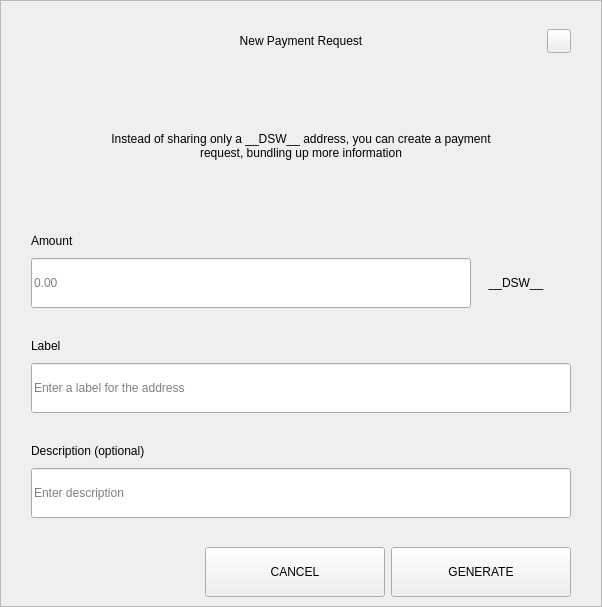
Before: the Qt Designer form src/qt/pivx/forms/requestdialog.ui in decenomy/DSW, drawn with Qt 5.
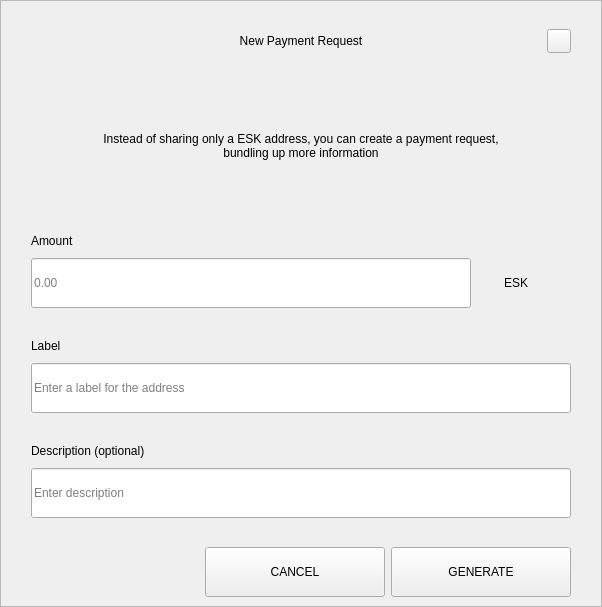
After: the same form once the commit is applied.

What changed in the file:
```diff
--- a/src/qt/pivx/forms/requestdialog.ui
+++ b/src/qt/pivx/forms/requestdialog.ui
@@ -210,7 +210,7 @@
              </size>
             </property>
             <property name="text">
-             <string>Instead of sharing only a __DSW__ address, you can create a payment request, bundling up more information</string>
+             <string>Instead of sharing only a ESK address, you can create a payment request, bundling up more information</string>
             </property>
             <property name="alignment">
              <set>Qt::AlignCenter</set>
@@ -327,7 +327,7 @@
                    <item>
                     <widget class="QLabel" name="comboBoxCoin">
                      <property name="text">
-                      <string>__DSW__</string>
+                      <string>ESK</string>
                      </property>
                      <property name="alignment">
                       <set>Qt::AlignCenter</set>
```
